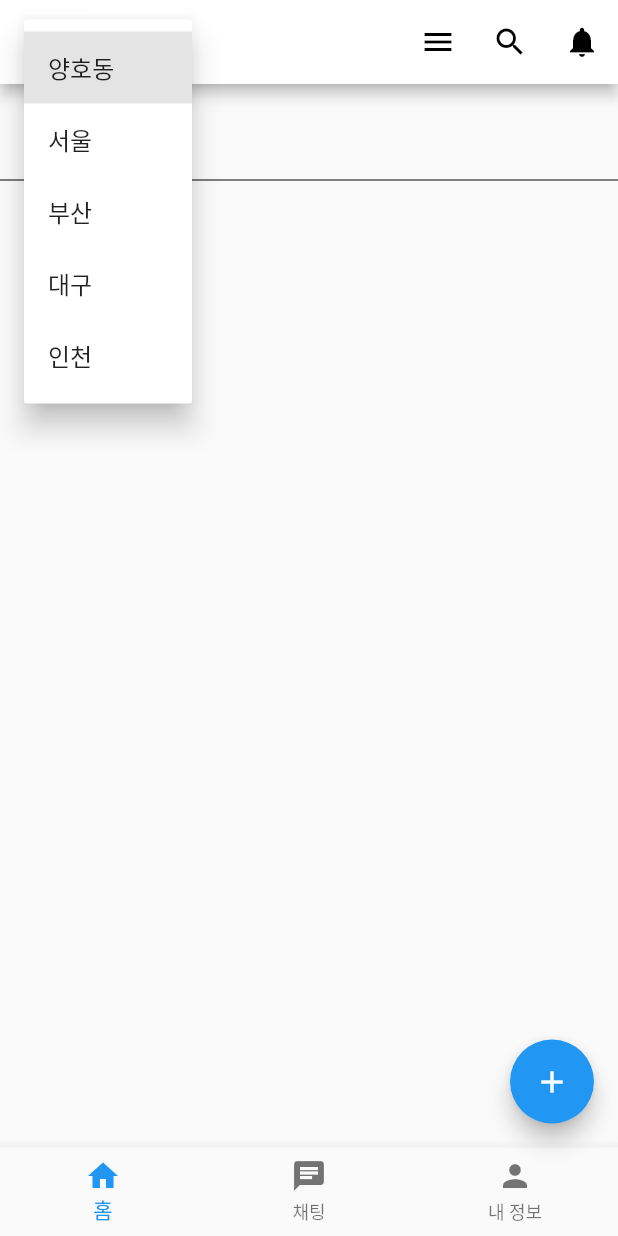
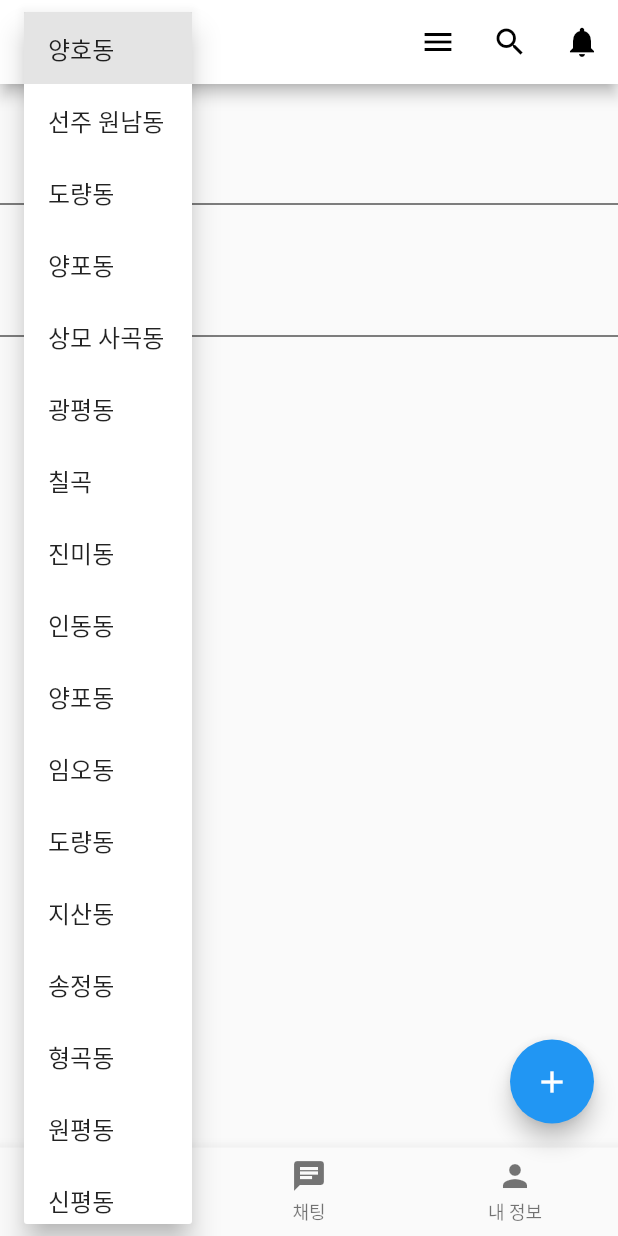
Before and after one commit to ljh-none/KUMOHBADA, a Flutter app: the screen it shows after launch, after a tap on "양호동", on a phone screen of 412 x 824 dp. Run offline on Flutter 3.47's test engine with Material 2 defaults, Android fonts, the light colour scheme and no system bars.

Commit message:
홈탭 파일 분리 데이터클래스 임시 생성 홈탭 리스트 출력만 구현

```diff
--- /dev/null
+++ b/lib/home_tab.dart
@@ -0,0 +1,31 @@
+import 'package:flutter/material.dart';
+import 'package:kumohbada/main.dart';
+
+class HomeTabContent extends StatefulWidget {
+  const HomeTabContent({super.key});
+
+  @override
+  State<HomeTabContent> createState() => _HomeTabContentState();
+}
+
+class _HomeTabContentState extends State<HomeTabContent> {
+  //더미데이터
+  @override
+  Widget build(BuildContext context) {
+    //위젯 빌드 함수
+    Widget? buildListView(context, index) {
+      return ListTile(
+        title: Text(items[index].title),
+        subtitle: Text(items[index].price.toString()),
+        );
+    }
+
+    return ListView.separated(
+      itemCount: items.length,
+      itemBuilder: buildListView,
+      separatorBuilder: (context, index) {
+        return const Divider(color: Colors.black);
+      },
+    );
+  }
+}
--- a/lib/main.dart
+++ b/lib/main.dart
@@ -1,10 +1,9 @@
 import 'package:flutter/material.dart';
+import 'home_tab.dart';
 
 void main() => runApp(const MyApp());
 
 //////페이지 이동을 위한 상수 및 함수//////////////////////////////////////////////
-const String HOMESUB = "homesub";
-const String CHATSUB = "chatsub";
 const String FLOATSUB = "floatsub";
 const String CATEGORYSUB = "categorysub";
 const String ALERTSUB = "alertsub";
@@ -13,22 +12,6 @@ const String SEARCHSUB = "searchsub";
 Function gotoSub =
     (BuildContext context, String cls, [String? selectedLocation]) {
   switch (cls) {
-    // case HOMESUB:
-    //   Navigator.push(context,
-    //       MaterialPageRoute(builder: (context) => const HomePageSub()));
-    //   break;
-    // case CHATSUB:
-    //   Navigator.push(context,
-    //       MaterialPageRoute(builder: (context) => const ChatPageSub()));
-    //   break;
-    // case FLOATSUB:
-    //   Navigator.push(context,
-    //       MaterialPageRoute(builder: (context) => const FloatingSub()));
-    //   break;
-    // case CATEGORYSUB:
-    //   Navigator.push(context,
-    //       MaterialPageRoute(builder: (context) => const CategorySub()));
-    //   break;
     case ALERTSUB:
       Navigator.push(
           context, MaterialPageRoute(builder: (context) => AlertSub()));
@@ -45,8 +28,69 @@ Function gotoSub =
       break;
   }
 };
-////////////////////////////////////////////////////////////////////////////////
+/////데이터/////////////////////////////////////////////////////////////////////
+final List<String> _availableLocations = [
+  '양호동',
+  '선주 원남동',
+  '도량동',
+  '양포동',
+  '상모 사곡동',
+  '광평동',
+  '칠곡',
+  '진미동',
+  '인동동',
+  '양포동',
+  '임오동',
+  '도량동',
+  '지산동',
+  '송정동',
+  '형곡동',
+  '원평동',
+  '신평동',
+  '비산동',
+  '공단동',
+];
 
+class User {
+  String nickname;
+  String id;
+  String pw;
+  String location;
+  int qi;
+// 등록 매물 수
+// 판매 중인 매물 수
+// 판매 완료 매물 수
+// 현재 채팅방 수?
+
+  User(this.nickname, this.id, this.pw, this.location, this.qi);
+}
+
+List<User> users = [
+  User("감자", "potato", "qwer1234", "양호동", 5),
+  User("양파", "onion", "qwer5678", "광평동", 3),
+  User("당근", "carrot", "qwer9101", "양호동", 1),
+];
+
+class Item {
+  //이미지
+  String title;
+  String category;
+  int price;
+  String describtion;
+  String regiTime;
+  User regitUser;
+//채팅 로그파일
+  Item(this.title, this.category, this.price, this.describtion, this.regiTime,
+      this.regitUser);
+}
+
+List<Item> items = [
+  Item("감자팝니다", "A", 10000, "상태 좋음", "regiTime", users[0]),
+  Item("양파팝니다", "B", 20000, "상태 보통", "regiTime", users[1]),
+  Item("적양파팝니다", "B", 30000, "상태 보통", "regiTime", users[1]),
+];
+
+//서식//////////////////////////////////////////////////////////////////////////
 var blackText = const TextStyle(color: Colors.black);
 
 class MyApp extends StatelessWidget {
@@ -71,15 +115,6 @@ class MainPage extends StatefulWidget {
 class _MainPageState extends State<MainPage> {
   int _currentBottomIndex = 0;
   String? _selectedLocation = '양호동';
-
-  final List<String> _availableLocations = [
-    '양호동',
-    '서울',
-    '부산',
-    '대구',
-    '인천',
-    // 다른 지역을 추가할 수 있습니다.
-  ];
 
   void _tapBottomTab(int index) {
     setState(() {
@@ -160,14 +195,14 @@ class _MainPageState extends State<MainPage> {
   }
 }
 
-class HomeTabContent extends StatefulWidget {
-  const HomeTabContent({super.key});
+class ChatTabContent extends StatefulWidget {
+  const ChatTabContent({super.key});
 
   @override
-  State<HomeTabContent> createState() => _HomeTabContentState();
+  State<ChatTabContent> createState() => _ChatTabContentState();
 }
 
-class _HomeTabContentState extends State<HomeTabContent> {
+class _ChatTabContentState extends State<ChatTabContent> {
   //더미데이터
   List items = ["a", "b"];
 
@@ -184,29 +219,6 @@ class _HomeTabContentState extends State<HomeTabContent> {
       separatorBuilder: (context, index) {
         return const Divider(color: Colors.black);
       },
-    );
-  }
-}
-
-class ChatTabContent extends StatelessWidget {
-  const ChatTabContent({super.key});
-
-  @override
-  Widget build(BuildContext context) {
-    return Scaffold(
-      body: const Center(
-        child: Text('챗 탭 내용'),
-      ),
-      floatingActionButton: FloatingActionButton(
-        onPressed: () {
-          // FAB를 눌렀을 때 수행할 동작을 여기에 추가하세요.
-          // 예를 들면, 새로운 작업을 추가하거나 화면을 열 수 있습니다.
-        },
-        backgroundColor: Colors.orange,
-        child: const Icon(Icons.add),
-      ),
-      floatingActionButtonLocation:
-          FloatingActionButtonLocation.endFloat, // FAB 위치 설정
     );
   }
 }
```
